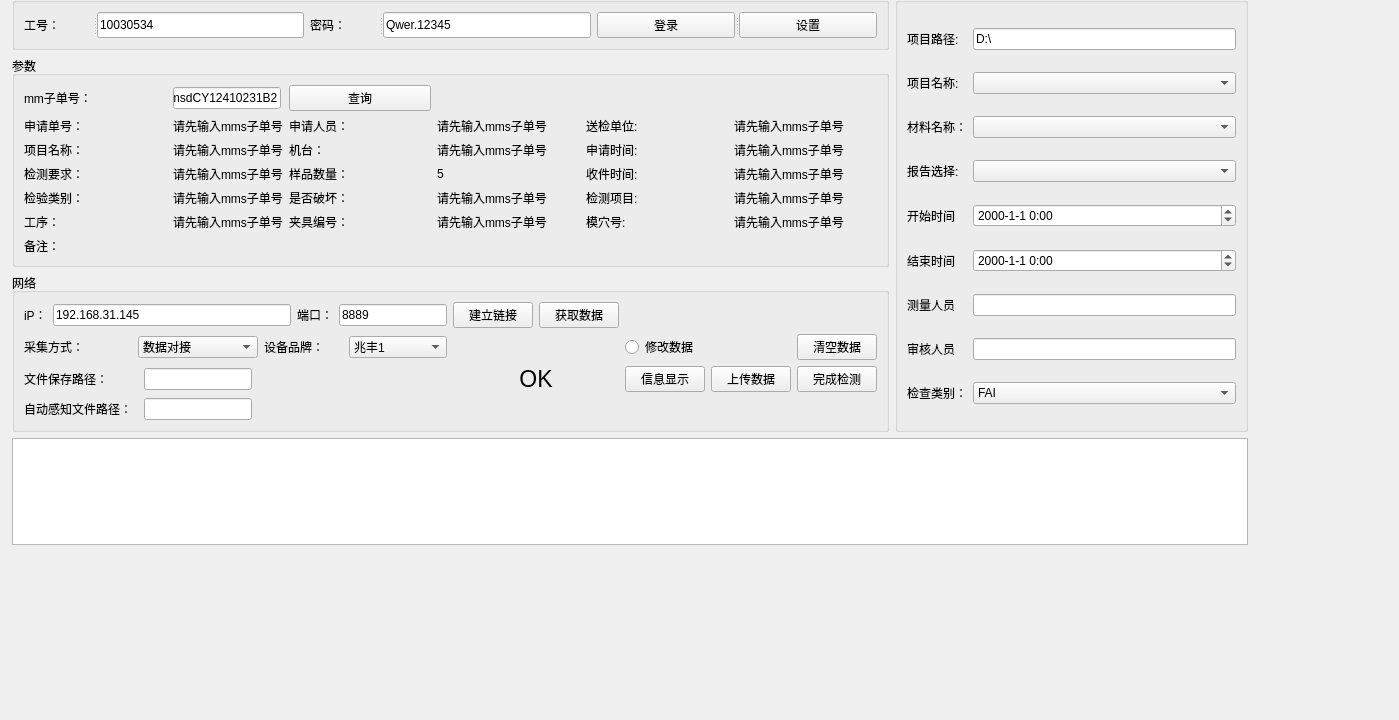
Above: zw_project_1_0/operationinterface.ui from PX007XP/LY_SDK before the change. Below: the same form after it.
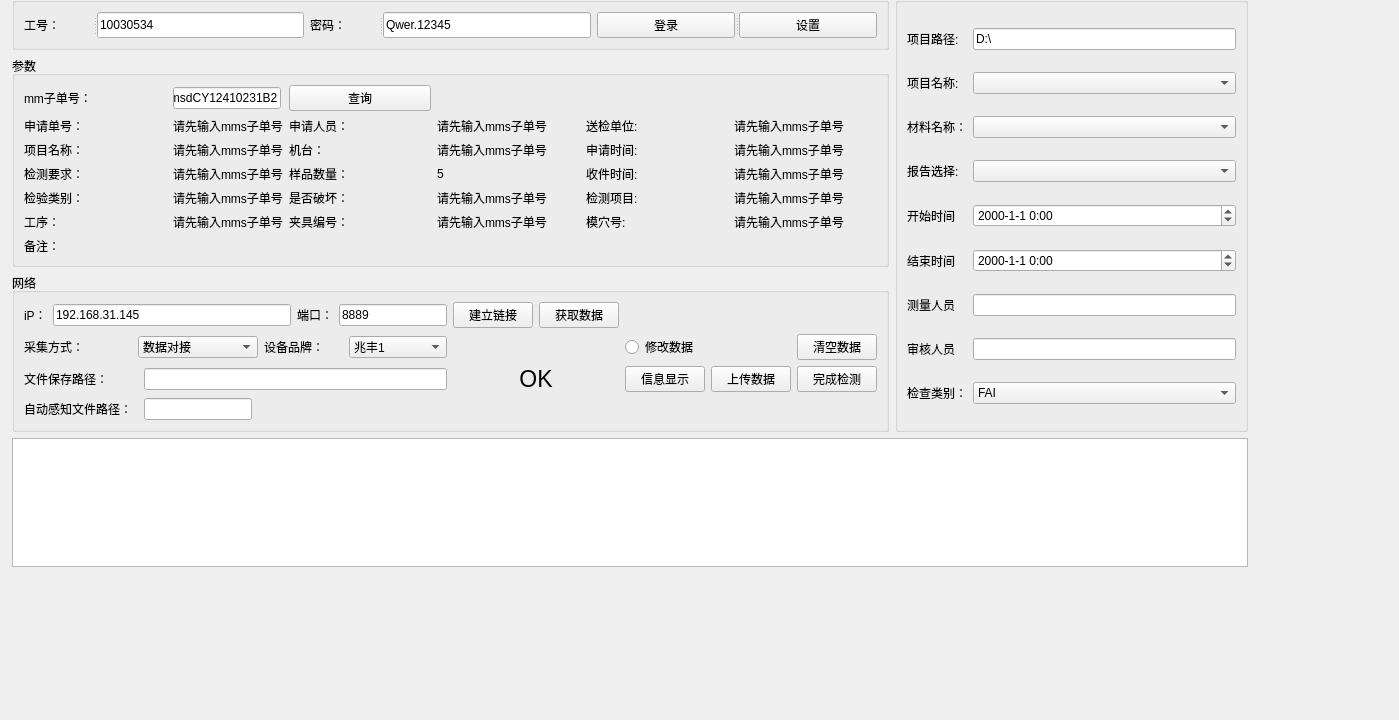
That is the form after the change. Custom widgets are drawn as their Qt base class.

Commit message: 修改控件长度

Diff of the .ui file:
```diff
--- a/zw_project_1_0/operationinterface.ui
+++ b/zw_project_1_0/operationinterface.ui
@@ -19,7 +19,7 @@
      <x>12</x>
      <y>-17</y>
      <width>1236</width>
-     <height>562</height>
+     <height>584</height>
     </rect>
    </property>
    <layout class="QVBoxLayout" name="verticalLayout_2">
@@ -456,9 +456,6 @@
              </property>
             </widget>
            </item>
-           <item row="2" column="2">
-            <widget class="QLineEdit" name="saveFilePathEdit"/>
-           </item>
            <item row="2" column="8">
             <widget class="QLabel" name="label_21">
              <property name="font">
@@ -537,6 +534,9 @@
              </property>
             </widget>
            </item>
+           <item row="2" column="2" colspan="6">
+            <widget class="QLineEdit" name="saveFilePathEdit"/>
+           </item>
           </layout>
          </widget>
         </item>
```
The commit also changes 2 other files.
